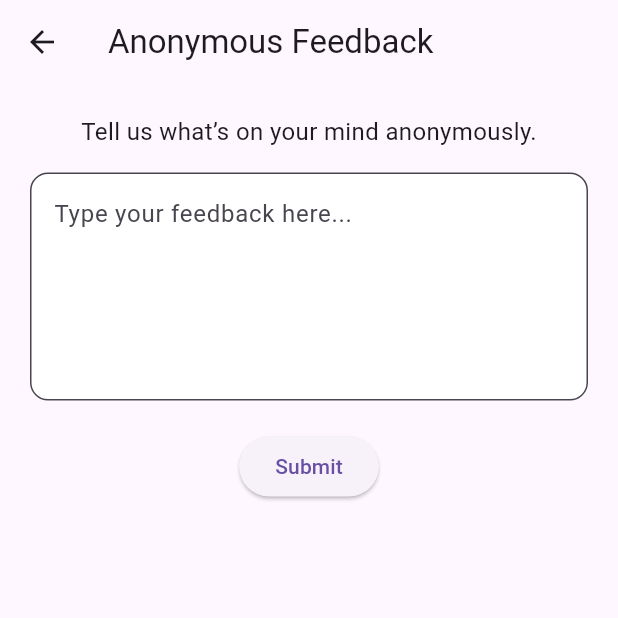
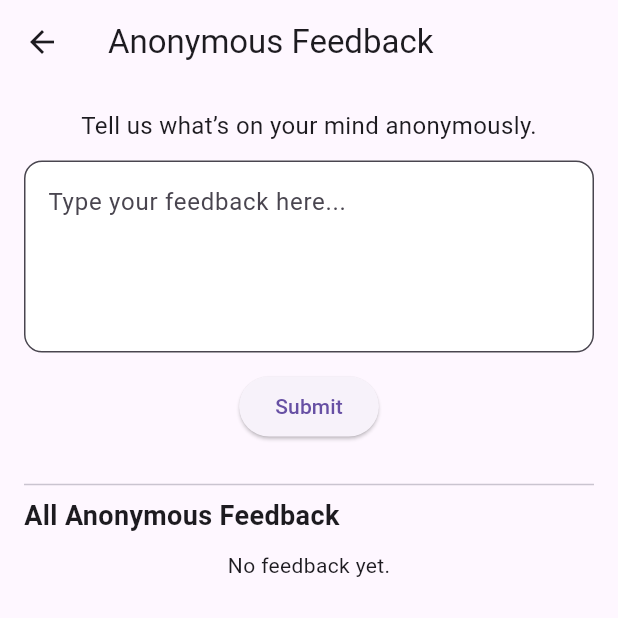
Before and after one commit to Jayashree-Elumalai/communa_app, a Flutter app: the FeedbackPage screen opened directly, on a phone screen of 412 x 824 dp, the top half of it. Run offline on Flutter 3.47's test engine with Material 3 defaults, Android fonts, the phone set to English and light mode, and no system bars; our stand-ins replace cloud_firestore, firebase_auth, firebase_core, table_calendar; accounts and stored records are empty.

Commit message:
Update feedback_pg.dart

```diff
--- a/lib/screens/feedback_pg.dart
+++ b/lib/screens/feedback_pg.dart
@@ -37,17 +37,17 @@ class _FeedbackPageState extends State<FeedbackPage> {
     return Scaffold(
       appBar: AppBar(title: const Text('Anonymous Feedback')),
       body: Padding(
-        padding: const EdgeInsets.all(20),
+        padding: const EdgeInsets.all(16),
         child: Column(
           children: [
             const Text(
               'Tell us what’s on your mind anonymously.',
               style: TextStyle(fontSize: 16),
             ),
-            const SizedBox(height: 16),
+            const SizedBox(height: 12),
             TextField(
               controller: feedbackController,
-              maxLines: 5,
+              maxLines: 4,
               decoration: InputDecoration(
                 hintText: 'Type your feedback here...',
                 filled: true,
@@ -55,10 +55,66 @@ class _FeedbackPageState extends State<FeedbackPage> {
                 border: OutlineInputBorder(borderRadius: BorderRadius.circular(12)),
               ),
             ),
-            const SizedBox(height: 20),
+            const SizedBox(height: 12),
             ElevatedButton(
               onPressed: submitFeedback,
               child: const Text('Submit'),
+            ),
+            const SizedBox(height: 20),
+            const Divider(),
+            const Align(
+              alignment: Alignment.centerLeft,
+              child: Text(
+                'All Anonymous Feedback',
+                style: TextStyle(fontSize: 18, fontWeight: FontWeight.bold),
+              ),
+            ),
+            const SizedBox(height: 10),
+            Expanded(
+              child: StreamBuilder<QuerySnapshot>(
+                stream: FirebaseFirestore.instance
+                    .collection('anonymous_feedback')
+                    .orderBy('timestamp', descending: true)
+                    .snapshots(),
+                builder: (context, snapshot) {
+                  if (snapshot.hasError) {
+                    return const Text('Error loading feedback.');
+                  }
+
+                  if (snapshot.connectionState == ConnectionState.waiting) {
+                    return const CircularProgressIndicator();
+                  }
+
+                  final feedbackDocs = snapshot.data!.docs;
+
+                  if (feedbackDocs.isEmpty) {
+                    return const Text('No feedback yet.');
+                  }
+
+                  return ListView.builder(
+                    itemCount: feedbackDocs.length,
+                    itemBuilder: (context, index) {
+                      final data = feedbackDocs[index].data() as Map<String, dynamic>;
+                      final text = data['text'] ?? '';
+                      final timestamp = data['timestamp'] as Timestamp?;
+                      final formattedTime = timestamp != null
+                          ? DateTime.fromMillisecondsSinceEpoch(
+                          timestamp.millisecondsSinceEpoch)
+                          : null;
+
+                      return Card(
+                        margin: const EdgeInsets.symmetric(vertical: 6),
+                        child: ListTile(
+                          title: Text(text),
+                          subtitle: formattedTime != null
+                              ? Text('${formattedTime.toLocal()}')
+                              : null,
+                        ),
+                      );
+                    },
+                  );
+                },
+              ),
             ),
           ],
         ),
```
